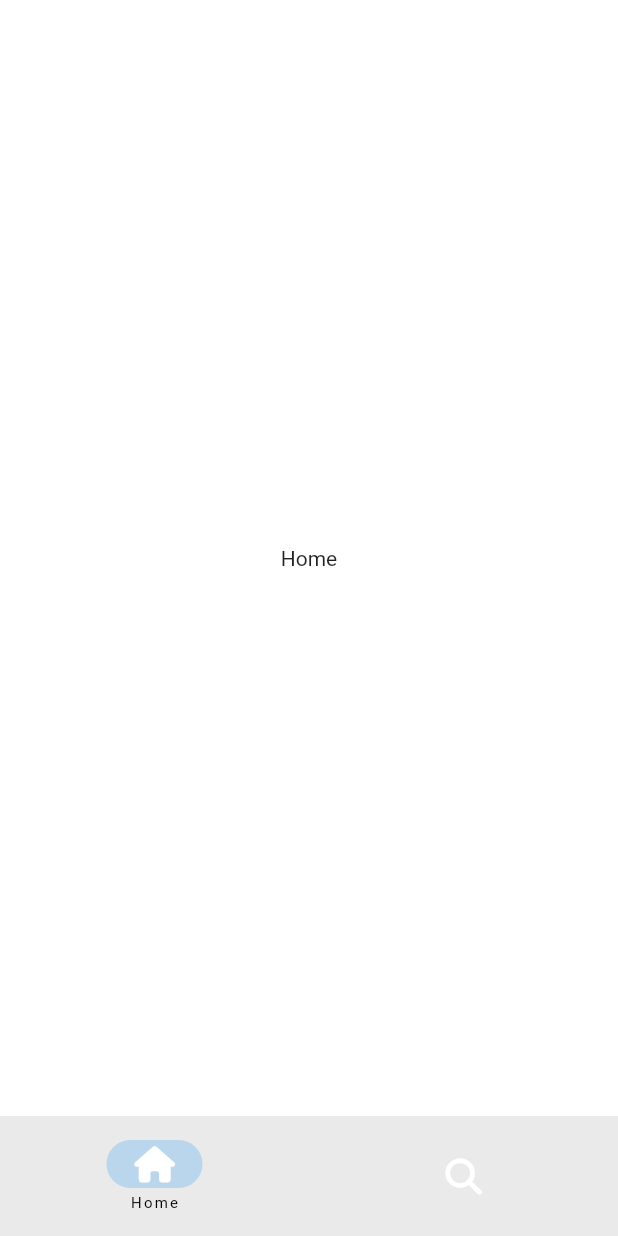
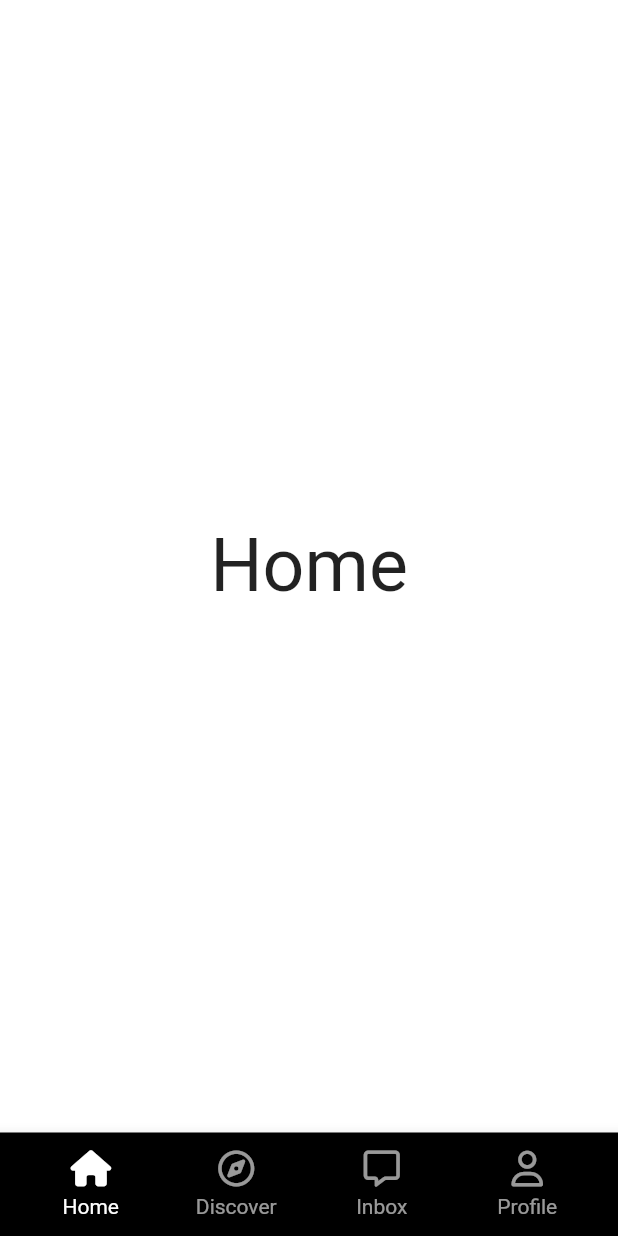
Before and after one commit to sjmoon83/TikTok_Clone, a Flutter app: the screen it shows after launch, on a phone screen of 412 x 824 dp. Run offline on Flutter 3.47's test engine with Material 2 defaults, Android fonts, the phone set to English and light mode, and no system bars; our stand-ins replace font_awesome_flutter.

Commit message:
230715_CustomNavigationBar

```diff
--- a/lib/features/authentication/onboarding/tutorial_screen.dart
+++ b/lib/features/authentication/onboarding/tutorial_screen.dart
@@ -57,9 +57,9 @@ class _TutorialScreenState extends State<TutorialScreen> {
           ),
           child: SafeArea(
             child: AnimatedCrossFade(
-              firstChild: const Column(
+              firstChild: Column(
                 crossAxisAlignment: CrossAxisAlignment.start,
-                children: [
+                children: const [
                   Gaps.v80,
                   Text(
                     'Watch cool videos!',
@@ -77,9 +77,9 @@ class _TutorialScreenState extends State<TutorialScreen> {
                   ),
                 ],
               ),
-              secondChild: const Column(
+              secondChild: Column(
                 crossAxisAlignment: CrossAxisAlignment.start,
-                children: [
+                children: const [
                   Gaps.v80,
                   Text(
                     'Follow the rules.',
--- /dev/null
+++ b/lib/features/authentication/onboarding/widgets/stf_screen.dart
@@ -0,0 +1,31 @@
+import 'package:flutter/material.dart';
+
+class stfScreen extends StatefulWidget {
+  const stfScreen({super.key});
+
+  @override
+  State<stfScreen> createState() => _stfScreenState();
+}
+
+class _stfScreenState extends State<stfScreen> {
+  int _clicks = 0;
+
+  void _increase() {
+    setState(() {
+      _clicks = _clicks + 1;
+    });
+  }
+
+  @override
+  Widget build(BuildContext context) {
+    return Column(
+      children: [
+        Text("$_clicks"),
+        TextButton(
+          onPressed: _increase,
+          child: const Text('+'),
+        ),
+      ],
+    );
+  }
+}
--- /dev/null
+++ b/lib/features/authentication/widgets/nav_tab.dart
@@ -0,0 +1,53 @@
+import 'package:flutter/material.dart';
+import 'package:font_awesome_flutter/font_awesome_flutter.dart';
+import 'package:tiktok_clone/constants/gaps.dart';
+
+class NavTab extends StatelessWidget {
+  const NavTab(
+      {super.key,
+      required this.text,
+      required this.isSelected,
+      required this.icon,
+      required this.onTap,
+      required this.selectedIcon});
+
+  final String text;
+  final bool isSelected;
+  final IconData icon;
+  final IconData selectedIcon;
+  final Function onTap;
+
+  @override
+  Widget build(BuildContext context) {
+    return Expanded(
+      child: GestureDetector(
+        onTap: () => onTap(),
+        child: Container(
+          color: Colors.black,
+          child: AnimatedOpacity(
+            opacity: isSelected ? 1 : 0.6,
+            duration: const Duration(
+              milliseconds: 300,
+            ),
+            child: Column(
+              mainAxisSize: MainAxisSize.min,
+              children: [
+                FaIcon(
+                  isSelected ? selectedIcon : icon,
+                  color: Colors.white,
+                ),
+                Gaps.v5,
+                Text(
+                  text,
+                  style: const TextStyle(
+                    color: Colors.white,
+                  ),
+                ),
+              ],
+            ),
+          ),
+        ),
+      ),
+    );
+  }
+}
--- a/lib/features/name_navigation/main_navigation_screen.dart
+++ b/lib/features/name_navigation/main_navigation_screen.dart
@@ -1,5 +1,7 @@
 import 'package:flutter/material.dart';
 import 'package:font_awesome_flutter/font_awesome_flutter.dart';
+import 'package:tiktok_clone/constants/sizes.dart';
+import 'package:tiktok_clone/features/authentication/widgets/nav_tab.dart';
 
 class MainNavigationScreen extends StatefulWidget {
   const MainNavigationScreen({super.key});
@@ -15,11 +17,34 @@ class _MainNavigationScreenState extends State<MainNavigationScreen> {
     const Center(
       child: Text(
         'Home',
+        style: TextStyle(
+          fontSize: 49,
+        ),
       ),
     ),
     const Center(
       child: Text(
-        'Search',
+        'Discover',
+        style: TextStyle(
+          fontSize: 49,
+        ),
+      ),
+    ),
+    Container(),
+    const Center(
+      child: Text(
+        'Inbox',
+        style: TextStyle(
+          fontSize: 49,
+        ),
+      ),
+    ),
+    const Center(
+      child: Text(
+        'Profile',
+        style: TextStyle(
+          fontSize: 49,
+        ),
       ),
     ),
   ];
@@ -33,27 +58,47 @@ class _MainNavigationScreenState extends State<MainNavigationScreen> {
   @override
   Widget build(BuildContext context) {
     return Scaffold(
-      body: screens[_selectedIndex],
-      bottomNavigationBar: NavigationBar(
-        labelBehavior: NavigationDestinationLabelBehavior.onlyShowSelected,
-        selectedIndex: _selectedIndex,
-        onDestinationSelected: _onTap,
-        destinations: const [
-          NavigationDestination(
-            icon: FaIcon(
-              FontAwesomeIcons.house,
-              color: Colors.white,
-            ),
-            label: 'Home',
+      body: screens.elementAt(_selectedIndex),
+      bottomNavigationBar: BottomAppBar(
+        color: Colors.black,
+        child: Padding(
+          padding: const EdgeInsets.all(
+            Sizes.size12,
           ),
-          NavigationDestination(
-            icon: FaIcon(
-              FontAwesomeIcons.magnifyingGlass,
-              color: Colors.white,
-            ),
-            label: 'Home',
+          child: Row(
+            mainAxisAlignment: MainAxisAlignment.spaceBetween,
+            children: [
+              NavTab(
+                text: "Home",
+                isSelected: _selectedIndex == 0,
+                icon: FontAwesomeIcons.house,
+                selectedIcon: FontAwesomeIcons.house,
+                onTap: () => _onTap(0),
+              ),
+              NavTab(
+                text: "Discover",
+                isSelected: _selectedIndex == 1,
+                icon: FontAwesomeIcons.compass,
+                selectedIcon: FontAwesomeIcons.solidCompass,
+                onTap: () => _onTap(1),
+              ),
+              NavTab(
+                text: "Inbox",
+                isSelected: _selectedIndex == 3,
+                icon: FontAwesomeIcons.message,
+                selectedIcon: FontAwesomeIcons.solidMessage,
+                onTap: () => _onTap(3),
+              ),
+              NavTab(
+                text: "Profile",
+                isSelected: _selectedIndex == 4,
+                icon: FontAwesomeIcons.user,
+                selectedIcon: FontAwesomeIcons.solidUser,
+                onTap: () => _onTap(4),
+              ),
+            ],
           ),
-        ],
+        ),
       ),
     );
   }
```
Also changed, not shown: pubspec.lock.
